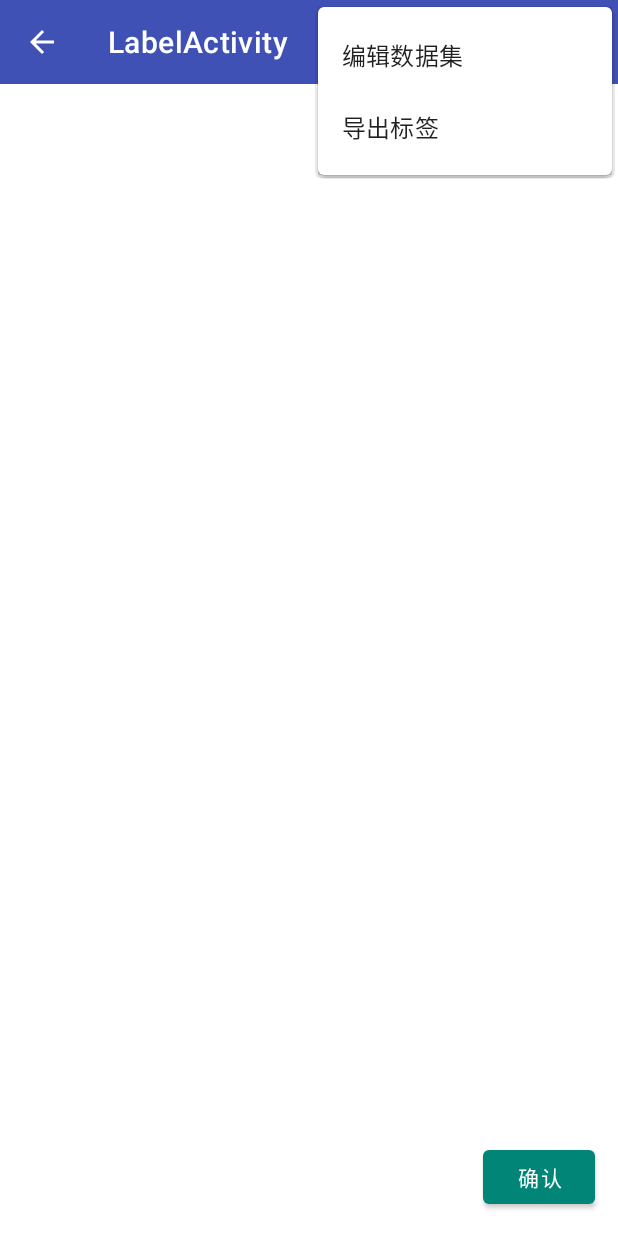
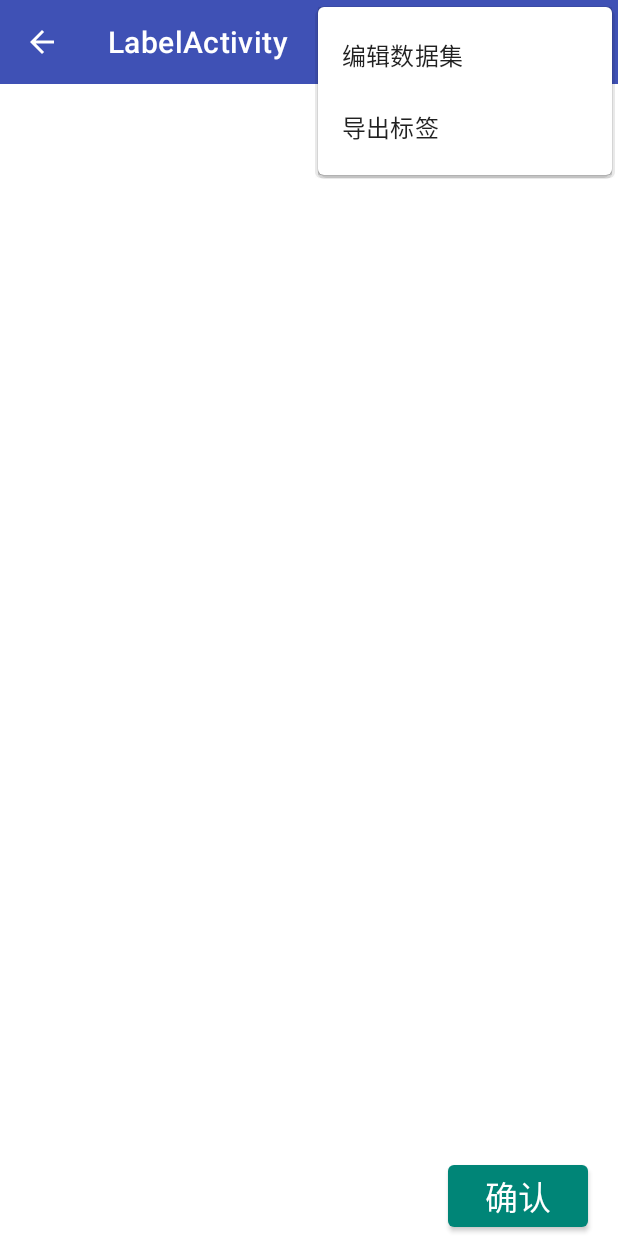
Before and after one commit to jackylk/WeTag, an Android app: the LabelActivity screen opened directly, with no data from a screen before it, with the options menu open, on a phone screen of 412 x 824 dp. Run offline under Robolectric (Android 15) with nearby library versions, the phone set to English and light mode, and no system bars; 1 statement that could not run was skipped.

Commit message:
change lable color

```diff
--- a/app/src/main/java/org/cloud/wetag/ui/MainActivity.java
+++ b/app/src/main/java/org/cloud/wetag/ui/MainActivity.java
@@ -39,6 +39,8 @@ public class MainActivity extends BaseActivity {
     super.onCreate(savedInstanceState);
     LitePal.getDatabase();
     setContentView(R.layout.activity_main);
+
+    setTitle(R.string.main_activity_title);
     getSupportActionBar().setDisplayHomeAsUpEnabled(false);
 
     FloatingActionButton fab = findViewById(R.id.fab_add_dataset);
@@ -66,7 +68,7 @@ public class MainActivity extends BaseActivity {
    */
   private void addExampleDataSet() {
     DataSet sample = new DataSet("Example");
-    sample.setLabels(new HashSet<>(Arrays.asList("Cat", "Dog")));
+    sample.setLabels(Arrays.asList("Cat", "Dog"));
     String descDir = getExternalFilesDir(Environment.DIRECTORY_PICTURES) + File.separator +
         sample.getName();
     FileUtils.copyAssetsDir2Phone(this, "Example", descDir);
@@ -90,7 +92,7 @@ public class MainActivity extends BaseActivity {
           String datasetLabels = data.getStringExtra("dataset_labels");
           String[] labelArray = datasetLabels.split(",");
           DataSet dataSet = new DataSet(datasetName);
-          dataSet.setLabels(new HashSet<>(Arrays.asList(labelArray)));
+          dataSet.setLabels(Arrays.asList(labelArray));
           DataSetCollection.addDataSet(dataSet);
           adapter.notifyItemInserted(DataSetCollection.getDataSetList().size() - 1);
           recyclerView.scrollToPosition(DataSetCollection.getDataSetList().size() - 1);
--- a/app/src/main/java/org/cloud/wetag/ui/adapter/DataSetCardAdapter.java
+++ b/app/src/main/java/org/cloud/wetag/ui/adapter/DataSetCardAdapter.java
@@ -7,6 +7,7 @@ import android.content.Intent;
 import android.support.annotation.NonNull;
 import android.support.design.chip.Chip;
 import android.support.design.chip.ChipGroup;
+import android.support.v4.content.ContextCompat;
 import android.support.v7.widget.CardView;
 import android.support.v7.widget.RecyclerView;
 import android.view.LayoutInflater;
@@ -18,6 +19,7 @@ import android.widget.TextView;
 
 import com.bumptech.glide.Glide;
 
+import org.cloud.wetag.MyApplication;
 import org.cloud.wetag.model.Image;
 import org.cloud.wetag.ui.LabelActivity;
 import org.cloud.wetag.R;
@@ -87,6 +89,8 @@ public class DataSetCardAdapter extends RecyclerView.Adapter<DataSetCardAdapter.
       chip.setCheckable(false);
       chip.setEnabled(false);
       chip.setTextAppearance(R.style.TextAppearance_AppCompat_Medium);
+      chip.setTextColor(ContextCompat.getColor(MyApplication.getContext(), R.color.white));
+      chip.setChipBackgroundColorResource(dataSet.getLabelBackgroundColor(label));
       viewHolder.dataSetLabels.addView(chip);
     }
   }
--- a/app/src/main/java/org/cloud/wetag/ui/adapter/ImageCardAdapter.java
+++ b/app/src/main/java/org/cloud/wetag/ui/adapter/ImageCardAdapter.java
@@ -4,6 +4,7 @@ import android.content.Context;
 import android.support.annotation.NonNull;
 import android.support.design.chip.Chip;
 import android.support.design.chip.ChipGroup;
+import android.support.v4.content.ContextCompat;
 import android.support.v7.widget.CardView;
 import android.support.v7.widget.RecyclerView;
 import android.util.Log;
@@ -21,6 +22,8 @@ import org.cloud.wetag.model.ImageSelection;
 import org.cloud.wetag.ui.widget.CheckView;
 
 import java.io.File;
+import java.util.HashSet;
+import java.util.List;
 import java.util.Set;
 
 public class ImageCardAdapter extends RecyclerView.Adapter<ImageCardAdapter.ImageViewHolder> {
@@ -56,6 +59,9 @@ public class ImageCardAdapter extends RecyclerView.Adapter<ImageCardAdapter.Imag
       chip.setText(label);
       chip.setEnabled(true);
       chip.setClickable(false);
+      chip.setTextAppearance(R.style.TextAppearance_AppCompat_Medium);
+      chip.setTextColor(ContextCompat.getColor(context, R.color.white));
+      chip.setChipBackgroundColorResource(dataSet.getLabelBackgroundColor(label));
       holder.chipGroup.addView(chip);
     }
     holder.checkView.setChecked(false);
--- a/app/src/main/res/layout/activity_label.xml
+++ b/app/src/main/res/layout/activity_label.xml
@@ -14,8 +14,7 @@
     <RelativeLayout
         android:orientation="vertical"
         android:layout_width="match_parent"
-        android:layout_height="match_parent"
-        android:layout_margin="10dp">
+        android:layout_height="match_parent" >
 
         <android.support.v7.widget.RecyclerView
             android:id="@+id/images_rv"
@@ -35,10 +34,10 @@
                 android:id="@+id/label_chipgroup"
                 android:layout_width="0dp"
                 android:layout_height="wrap_content"
-                android:layout_weight="4"
-                android:layout_gravity="center_vertical"
+                android:layout_weight="3"
+                android:layout_gravity="center"
                 app:chipSpacing="@dimen/sp_16"
-                android:layout_margin="5dp"/>
+                android:layout_marginLeft="20dp" />
 
             <Button
                 android:id="@+id/label_confirm"
@@ -46,7 +45,8 @@
                 android:layout_height="wrap_content"
                 android:layout_weight="1"
                 android:text="@string/button_label_confirm"
-                android:layout_margin="5dp" />
+                android:textAppearance="?android:textAppearanceLarge"
+                android:layout_marginRight="20dp" />
 
         </LinearLayout>
     </RelativeLayout>
--- a/app/src/main/res/layout/image_item.xml
+++ b/app/src/main/res/layout/image_item.xml
@@ -3,7 +3,7 @@
     xmlns:app="http://schemas.android.com/apk/res-auto"
     android:layout_width="match_parent"
     android:layout_height="wrap_content"
-    android:layout_margin="10dp"
+    android:layout_margin="5dp"
     android:elevation="4dp"
     app:cardCornerRadius="4dp">
 
@@ -28,7 +28,7 @@
             android:id="@+id/image_chipgroup"
             android:layout_width="wrap_content"
             android:layout_height="wrap_content"
-            android:layout_below="@id/image_iv"
+            android:layout_alignBottom="@id/image_iv"
             app:chipSpacing="@dimen/sp_12"/>
 
     </RelativeLayout>
--- a/app/src/main/res/layout/include_toolbar.xml
+++ b/app/src/main/res/layout/include_toolbar.xml
@@ -7,4 +7,4 @@
     app:theme="@style/ThemeOverlay.AppCompat.Dark.ActionBar"
     app:popupTheme="@style/ThemeOverlay.AppCompat.Light"
     android:background="@color/blue"
-    app:layout_scrollFlags="scroll|enterAlways" />
+    app:layout_scrollFlags="scroll|enterAlways|snap" />
--- a/app/src/main/res/values/strings.xml
+++ b/app/src/main/res/values/strings.xml
@@ -15,4 +15,5 @@
     <string name="button_label_confirm">确认</string>
     <string name="item_edit">编辑数据集</string>
     <string name="item_export">导出标签</string>
+    <string name="main_activity_title">数据集管理</string>
 </resources>
```
Also changed, not shown: app/src/main/java/org/cloud/wetag/model/DataSet.java (+17 -4 lines), app/src/main/java/org/cloud/wetag/ui/LabelActivity.java (+7 -4 lines).
